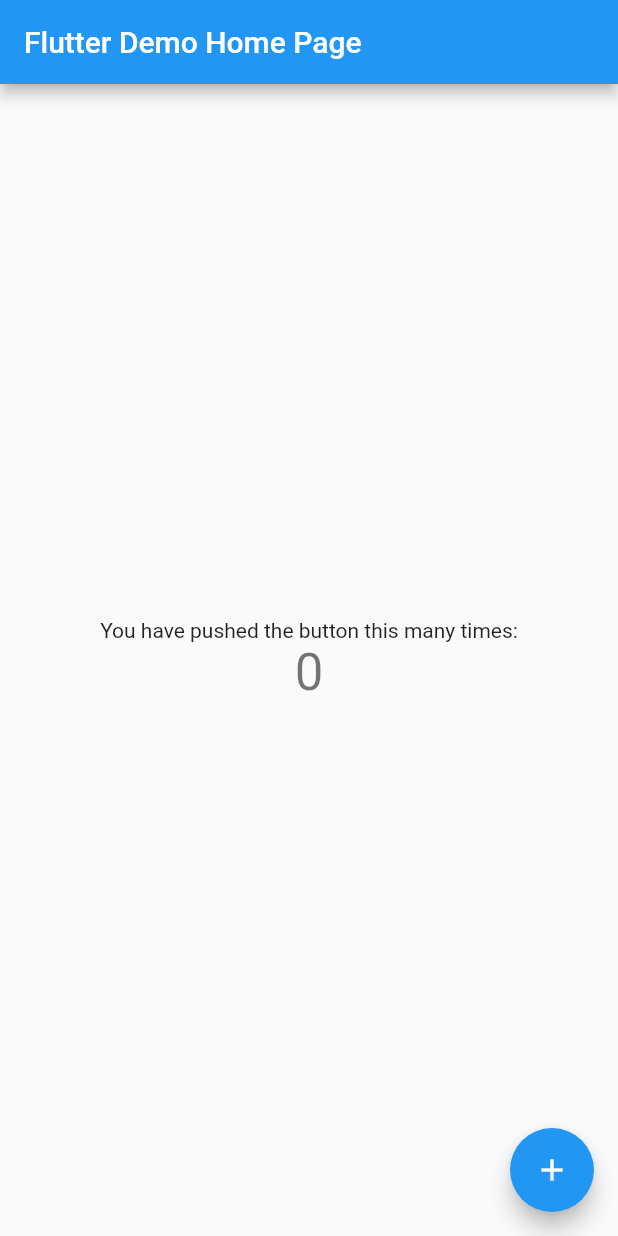
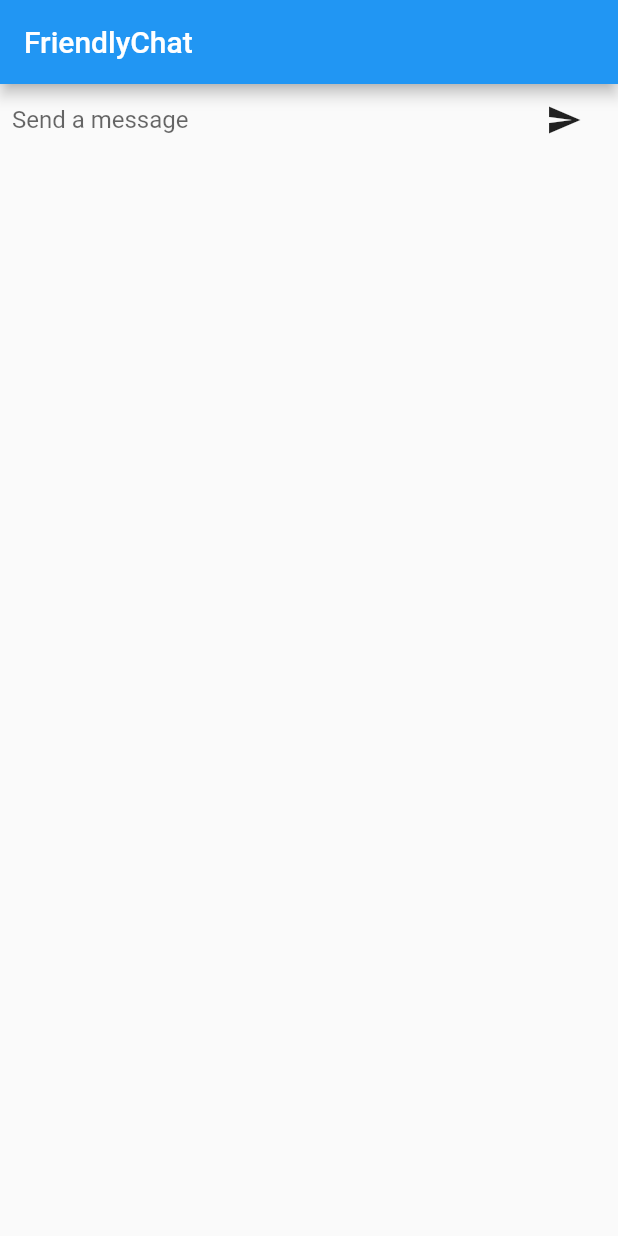
Before and after one commit to KenPhetmany/Flutter-Tutorial02, a Flutter app: the screen it shows after launch, on a phone screen of 412 x 824 dp. Run offline on Flutter 3.47's test engine with Material 2 defaults, Android fonts, the phone set to English and light mode, and no system bars.

Commit message:
Added Text box and Send icon

```diff
--- a/lib/main.dart
+++ b/lib/main.dart
@@ -1,115 +1,68 @@
 import 'package:flutter/material.dart';
 
 void main() {
-  runApp(const MyApp());
+  runApp(const FriendlyChatApp());
 }
 
-class MyApp extends StatelessWidget {
-  const MyApp({Key? key}) : super(key: key);
+class FriendlyChatApp extends StatelessWidget {
+  const FriendlyChatApp({
+    Key? key,
+  }) : super(key: key);
 
-  // This widget is the root of your application.
   @override
   Widget build(BuildContext context) {
-    return MaterialApp(
-      title: 'Flutter Demo',
-      theme: ThemeData(
-        // This is the theme of your application.
-        //
-        // Try running your application with "flutter run". You'll see the
-        // application has a blue toolbar. Then, without quitting the app, try
-        // changing the primarySwatch below to Colors.green and then invoke
-        // "hot reload" (press "r" in the console where you ran "flutter run",
-        // or simply save your changes to "hot reload" in a Flutter IDE).
-        // Notice that the counter didn't reset back to zero; the application
-        // is not restarted.
-        primarySwatch: Colors.blue,
-      ),
-      home: const MyHomePage(title: 'Flutter Demo Home Page'),
+    return const MaterialApp(
+      title: 'FriendlyChat',
+      home: ChatScreen(),
     );
   }
 }
 
-class MyHomePage extends StatefulWidget {
-  const MyHomePage({Key? key, required this.title}) : super(key: key);
-
-  // This widget is the home page of your application. It is stateful, meaning
-  // that it has a State object (defined below) that contains fields that affect
-  // how it looks.
-
-  // This class is the configuration for the state. It holds the values (in this
-  // case the title) provided by the parent (in this case the App widget) and
-  // used by the build method of the State. Fields in a Widget subclass are
-  // always marked "final".
-
-  final String title;
+class ChatScreen extends StatefulWidget {
+  const ChatScreen({Key? key}) : super(key: key);
 
   @override
-  State<MyHomePage> createState() => _MyHomePageState();
+  State<ChatScreen> createState() => _ChatScreenState();
 }
 
-class _MyHomePageState extends State<MyHomePage> {
-  int _counter = 0;
+class _ChatScreenState extends State<ChatScreen> {
+  final _textController = TextEditingController();
 
-  void _incrementCounter() {
-    setState(() {
-      // This call to setState tells the Flutter framework that something has
-      // changed in this State, which causes it to rerun the build method below
-      // so that the display can reflect the updated values. If we changed
-      // _counter without calling setState(), then the build method would not be
-      // called again, and so nothing would appear to happen.
-      _counter++;
-    });
+  void _handleSubmitted(String text) {
+    _textController.clear();
+  }
+
+  Widget _buildTextComposer() {
+    return Container(
+      margin: const EdgeInsets.symmetric(horizontal: 8.0),
+      child: Row(
+        children: [
+          Flexible(
+            child: TextField(
+              controller: _textController,
+              onSubmitted: _handleSubmitted,
+              decoration:
+                  const InputDecoration.collapsed(hintText: 'Send a message'),
+            ),
+          ),
+          Container(
+              margin: const EdgeInsets.symmetric(horizontal: 4.0),
+              child: IconButton(
+                icon: const Icon(Icons.send),
+                onPressed: () => _handleSubmitted(_textController.text),
+              ))
+        ],
+      ),
+    );
   }
 
   @override
   Widget build(BuildContext context) {
-    // This method is rerun every time setState is called, for instance as done
-    // by the _incrementCounter method above.
-    //
-    // The Flutter framework has been optimized to make rerunning build methods
-    // fast, so that you can just rebuild anything that needs updating rather
-    // than having to individually change instances of widgets.
     return Scaffold(
       appBar: AppBar(
-        // Here we take the value from the MyHomePage object that was created by
-        // the App.build method, and use it to set our appbar title.
-        title: Text(widget.title),
+        title: const Text('FriendlyChat'),
       ),
-      body: Center(
-        // Center is a layout widget. It takes a single child and positions it
-        // in the middle of the parent.
-        child: Column(
-          // Column is also a layout widget. It takes a list of children and
-          // arranges them vertically. By default, it sizes itself to fit its
-          // children horizontally, and tries to be as tall as its parent.
-          //
-          // Invoke "debug painting" (press "p" in the console, choose the
-          // "Toggle Debug Paint" action from the Flutter Inspector in Android
-          // Studio, or the "Toggle Debug Paint" command in Visual Studio Code)
-          // to see the wireframe for each widget.
-          //
-          // Column has various properties to control how it sizes itself and
-          // how it positions its children. Here we use mainAxisAlignment to
-          // center the children vertically; the main axis here is the vertical
-          // axis because Columns are vertical (the cross axis would be
-          // horizontal).
-          mainAxisAlignment: MainAxisAlignment.center,
-          children: <Widget>[
-            const Text(
-              'You have pushed the button this many times:',
-            ),
-            Text(
-              '$_counter',
-              style: Theme.of(context).textTheme.headline4,
-            ),
-          ],
-        ),
-      ),
-      floatingActionButton: FloatingActionButton(
-        onPressed: _incrementCounter,
-        tooltip: 'Increment',
-        child: const Icon(Icons.add),
-      ), // This trailing comma makes auto-formatting nicer for build methods.
+      body: _buildTextComposer(),
     );
   }
 }
```
Also changed, not shown: pubspec.lock, 2 other files.
